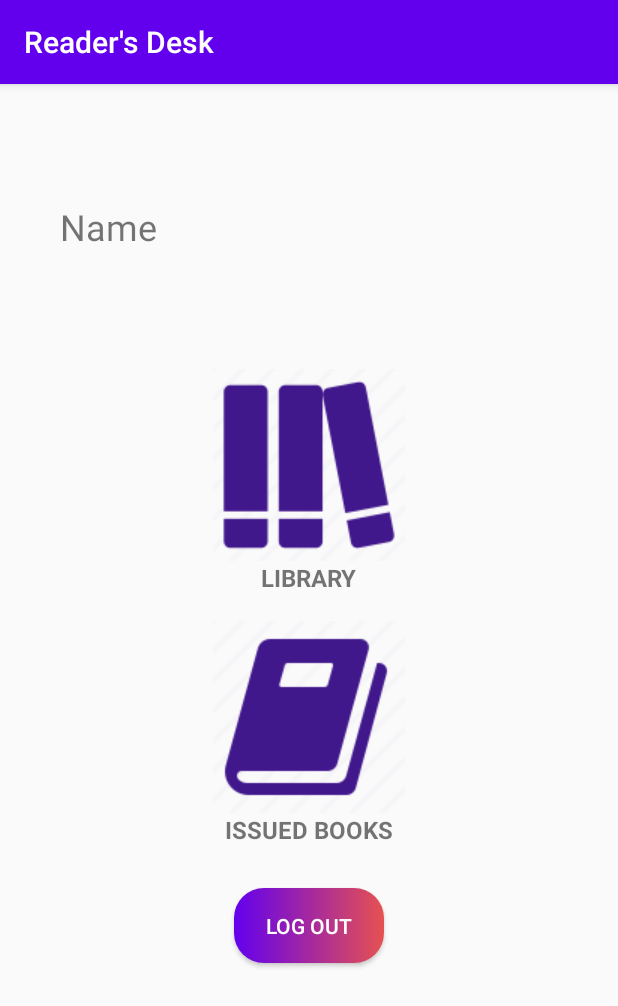
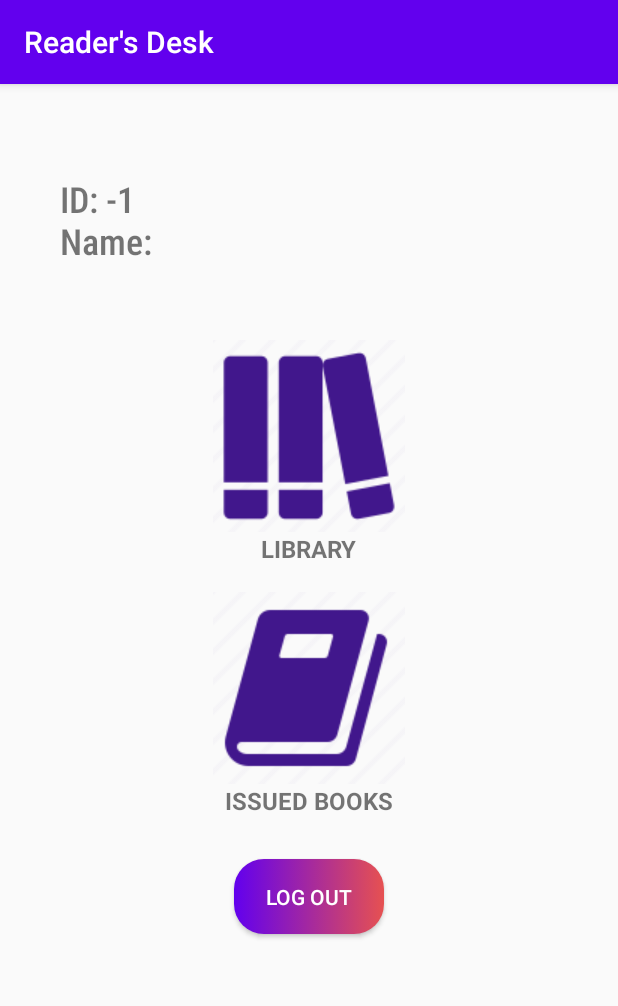
Before and after one commit to yash-601/RevisedLib, an Android app: the MainActivity2 screen opened directly, with no data from a screen before it, on a phone screen of 412 x 824 dp. Shown: the top 1006 px of the screen. Run offline under Robolectric (Android 15) with nearby library versions, the phone set to English and light mode, and no system bars; our stand-ins replace Firebase (no records; nobody signed in at launch, a user with empty details on screens opened directly); 3 statements that could not run were skipped.

Commit message:
display info about user

```diff
--- a/app/src/main/java/com/example/lms/DatabaseHelper.java
+++ b/app/src/main/java/com/example/lms/DatabaseHelper.java
@@ -78,8 +78,8 @@ public class DatabaseHelper extends SQLiteOpenHelper {
     //this is for adding book librarian
     public boolean addOne(BookRows customerModel){
 
-        SQLiteDatabase db=this.getWritableDatabase();
-        ContentValues cv= new ContentValues();
+        SQLiteDatabase db = this.getWritableDatabase();
+        ContentValues cv = new ContentValues();
 
         cv.put(bookid,customerModel.getBookid());
         cv.put(bookname,customerModel.getBname());
@@ -90,7 +90,7 @@ public class DatabaseHelper extends SQLiteOpenHelper {
         cv.put(status,customerModel.setStatus(1));
 
         long insert = db.insert(books,null,cv);
-        if(insert==-1){
+        if(insert==-1) {
             return false;
         }
         else{
@@ -119,7 +119,7 @@ public class DatabaseHelper extends SQLiteOpenHelper {
         SQLiteDatabase sqLiteDatabase = this.getReadableDatabase();
         // checking email
         String selectQuery;
-        Cursor c = sqLiteDatabase.rawQuery("SELECT * FROM " +  readers + " WHERE " + email_id + "=?", new String[]{email}, null);
+        Cursor c = sqLiteDatabase.rawQuery("SELECT * FROM " + readers + " WHERE " + email_id + "=?", new String[]{email}, null);
         if (c.moveToFirst())
             exists = true;
         c.close();
@@ -159,7 +159,7 @@ public class DatabaseHelper extends SQLiteOpenHelper {
             cv.put(date_of_issue, dateofissue);
 
             long insert = db.insert(Issued_Books,null,cv);
-            if(insert==-1){
+            if (insert==-1) {
                 return 0;
             }
 
@@ -364,7 +364,21 @@ public class DatabaseHelper extends SQLiteOpenHelper {
         if (c.moveToFirst()) {
             id = c.getInt(0);
         }
+        c.close();
+        sqLiteDatabase.close();
         return id;
+    }
+
+    public String get_name (int id) {
+        String name = "";
+        SQLiteDatabase sqLiteDatabase = this.getReadableDatabase();
+        Cursor c = sqLiteDatabase.rawQuery("SELECT * FROM " + readers + " WHERE " + reader_id + " = " + id, null);
+        if (c.moveToFirst()) {
+            name = c.getString(1);
+        }
+        c.close();
+        sqLiteDatabase.close();
+        return name;
     }
 
     public Cursor getmybooks(int readerid) {
@@ -382,7 +396,7 @@ public class DatabaseHelper extends SQLiteOpenHelper {
 
     }
 
-    public void fine_zero(int readerid){
+    public void fine_zero(int readerid) {
 
         SQLiteDatabase DB = this.getWritableDatabase();
         ContentValues updated = new ContentValues();
--- a/app/src/main/java/com/example/lms/MainActivity2.java
+++ b/app/src/main/java/com/example/lms/MainActivity2.java
@@ -6,10 +6,19 @@ import android.content.Intent;
 import android.os.Bundle;
 import android.text.Html;
 import android.view.View;
+import android.widget.TextView;
 
 import com.google.firebase.auth.FirebaseAuth;
 
 public class MainActivity2 extends AppCompatActivity {
+
+    public static String mail;
+
+    public void get_user_mail (String user_name) {
+        mail = user_name;
+    }
+
+    TextView textView;
 
     @Override
     protected void onCreate(Bundle savedInstanceState) {
@@ -17,6 +26,14 @@ public class MainActivity2 extends AppCompatActivity {
         setContentView(R.layout.activity_main2);
         getSupportActionBar().setTitle(Html.fromHtml("<font color='#ffffff'> Reader's Desk</font>"));
 
+
+        // displaying user name and id on display
+        textView = findViewById(R.id.info);
+        DatabaseHelper dbHelper = new DatabaseHelper(MainActivity2.this);
+        int id = dbHelper.get_id(mail);
+        String name = dbHelper.get_name(id);
+
+        textView.setText( "ID: "+ id +"\n" + "Name: " + name  );
     }
 
     public void btn_logout(View view) {
--- a/app/src/main/java/com/example/lms/Reader_Login.java
+++ b/app/src/main/java/com/example/lms/Reader_Login.java
@@ -39,6 +39,8 @@ public class Reader_Login extends AppCompatActivity {
 
         // creating instance of issued_books_reader
         Issued_Books_Reader instance = new Issued_Books_Reader();
+        // creating instance of mainactivity2
+        MainActivity2 inst = new MainActivity2();
 
         mEmail=findViewById(R.id.Email_login);
         mPassword=findViewById(R.id.Password_login);
@@ -103,6 +105,7 @@ public class Reader_Login extends AppCompatActivity {
                 }
                 String email= mEmail.getText().toString().trim();
                 instance.get_email(email);
+                inst.get_user_mail(email);
                 String password=mPassword.getText().toString().trim();
                 boolean ok = true;
                 if (email.equals("")) {
--- a/app/src/main/res/layout/activity_main2.xml
+++ b/app/src/main/res/layout/activity_main2.xml
@@ -12,9 +12,9 @@
         android:id="@+id/imageButton"
         android:layout_width="wrap_content"
         android:layout_height="wrap_content"
+        android:layout_below="@id/info"
         android:layout_centerHorizontal="true"
-        android:layout_marginTop="70dp"
-        android:layout_below="@id/textView"
+        android:layout_marginTop="50dp"
         android:background="@drawable/books1"
         android:backgroundTint="#41178C"
         android:onClick="btn_books" />
@@ -26,7 +26,7 @@
         android:layout_centerHorizontal="true"
         android:text="LIBRARY"
         android:textSize="16sp"
-        android:textStyle="bold"></TextView>
+        android:textStyle="bold" />
 
     <ImageButton
         android:id="@+id/imageButton2"
@@ -37,7 +37,7 @@
         android:layout_marginTop="40dp"
         android:background="@drawable/books"
         android:backgroundTint="#41178C"
-        android:onClick="btn_issuedbooks"/>
+        android:onClick="btn_issuedbooks" />
 
 
     <TextView
@@ -47,8 +47,7 @@
         android:layout_centerHorizontal="true"
         android:text="ISSUED BOOKS"
         android:textSize="16sp"
-
-        android:textStyle="bold"></TextView>
+        android:textStyle="bold" />
 
 
     <Button
@@ -63,11 +62,12 @@
         android:textColor="#FFFFFF" />
 
     <TextView
-        android:id="@+id/textView"
+        android:id="@+id/info"
         android:layout_width="wrap_content"
-        android:layout_height="50dp"
-        android:layout_marginTop="30dp"
-        android:gravity="center"
+        android:layout_height="wrap_content"
+        android:layout_marginTop="20dp"
+        android:fontFamily="sans-serif-condensed-medium"
+        android:gravity="left"
         android:text="Name"
         android:textSize="24sp" />
 
```
Also changed, not shown: 1 other file.
